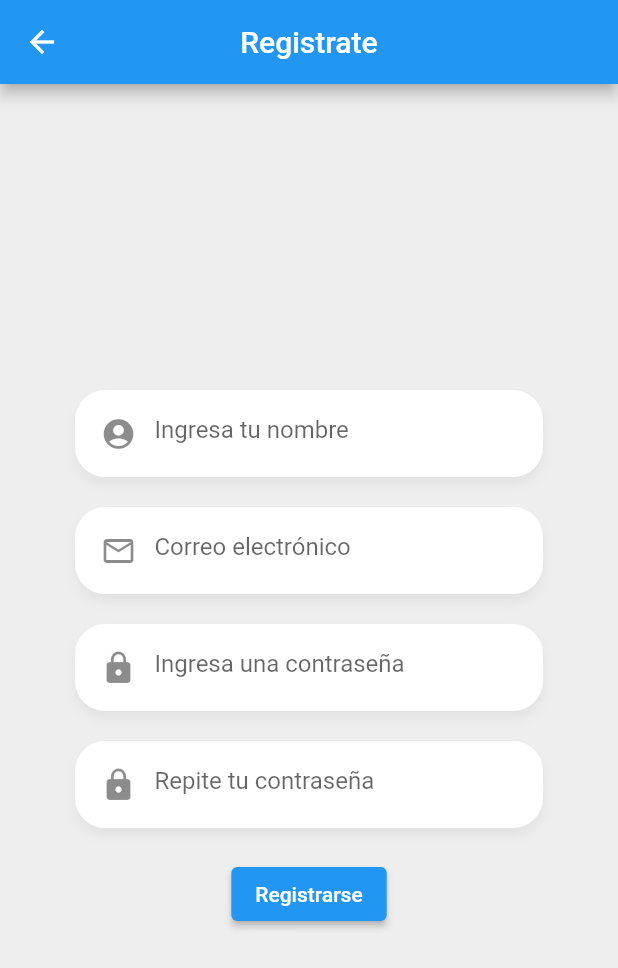
After one commit to SergioCruzS/Flutter, a Flutter app: the RegisterScreen screen opened by its route, on a phone screen of 412 x 824 dp. The commit adds this screen. Shown: the top 968 px of the screen. Run offline on Flutter 3.47's test engine with Material 2 defaults, Android fonts, the phone set to English and light mode, and no system bars; our stand-ins replace card_swiper, pie_chart, socket_io_client, youtube_player_flutter.

Commit message:
Pantalla de Registro creada

```diff
--- a/infopelis/lib/main.dart
+++ b/infopelis/lib/main.dart
@@ -3,6 +3,7 @@ import 'package:infopelis/providers/movies_provider.dart';
 import 'package:infopelis/screens/details_screen.dart';
 import 'package:infopelis/screens/home_screen.dart';
 import 'package:infopelis/screens/login_screen.dart';
+import 'package:infopelis/screens/register_screen.dart';
 import 'package:infopelis/services/socket_service.dart';
 import 'package:provider/provider.dart';
 
@@ -37,9 +38,10 @@ class MyApp extends StatelessWidget {
       title: 'Peliculas',
       initialRoute: 'login',
       routes: {
-        'home': (_) => HomeScreen(),
-        'details': (_) => DetailsScreen(),
-        'login':(_) => LoginScreen()
+        'home'    : (_) => HomeScreen(),
+        'details' : (_) => DetailsScreen(),
+        'login'   : (_) => LoginScreen(),
+        'register': (_) => RegisterScreen()
       },
     );
   }
--- a/infopelis/lib/screens/login_screen.dart
+++ b/infopelis/lib/screens/login_screen.dart
@@ -1,4 +1,5 @@
 import 'package:flutter/material.dart';
+import 'package:infopelis/screens/home_screen.dart';
 import 'package:infopelis/widgets/customTextField.dart';
 
 class LoginScreen extends StatelessWidget {
@@ -87,7 +88,7 @@ class _Labels extends StatelessWidget {
         children: <Widget>[
            Text('¿No tienes cuenta?'),
            SizedBox(height: 10,),
-           ElevatedButton(onPressed: (){}, child: Text('Registrate ahora'))
+           ElevatedButton(onPressed: (){Navigator.pushNamed(context, 'home');}, child: Text('Registrate ahora'))
         ],
       ),
     );
--- /dev/null
+++ b/infopelis/lib/screens/register_screen.dart
@@ -0,0 +1,82 @@
+import 'package:flutter/material.dart';
+import 'package:infopelis/widgets/customTextField.dart';
+
+class RegisterScreen extends StatelessWidget {
+
+  @override
+  Widget build(BuildContext context) {
+    return SafeArea(
+      child: Scaffold(
+        appBar: AppBar(
+          title: Text('Registrate'),
+          centerTitle: true,
+        ),
+        backgroundColor: Colors.grey[200],
+        body: Center(
+          child: SingleChildScrollView(
+            child: Column(
+              mainAxisAlignment: MainAxisAlignment.spaceEvenly,
+              children: <Widget>[
+                _Form()
+              ],
+            ),
+          ),
+        ),
+      ),
+    );
+  }
+}
+
+
+
+class _Form extends StatefulWidget {
+  @override
+  State<_Form> createState() => _FormState();
+}
+
+class _FormState extends State<_Form> {
+
+  final nameController = TextEditingController();
+  final emailController = TextEditingController();
+  final passwordController = TextEditingController();
+  final repeatPasswordController = TextEditingController();
+
+  @override
+  Widget build(BuildContext context) {
+    return Container(
+      padding: EdgeInsets.symmetric(horizontal: 50),
+       child: Column(
+         children: <Widget>[
+           CustomTextField(
+             icon: Icons.account_circle,
+             placeholder: 'Ingresa tu nombre',
+             textController: nameController
+          ),
+           CustomTextField(
+             icon: Icons.mail_outline,
+             placeholder: 'Correo electrónico',
+             textController: nameController,
+             keyboardType: TextInputType.emailAddress,
+          ),
+          CustomTextField(
+             icon: Icons.lock,
+             placeholder: 'Ingresa una contraseña',
+             textController: passwordController,
+             isPassword: true,
+          ),
+          CustomTextField(
+             icon: Icons.lock,
+             placeholder: 'Repite tu contraseña',
+             textController: repeatPasswordController,
+             isPassword: true,
+          ),
+          ElevatedButton(
+            onPressed: (){},
+            child: Text('Registrarse')
+          )
+
+         ],
+       ),
+    );
+  }
+}
```
